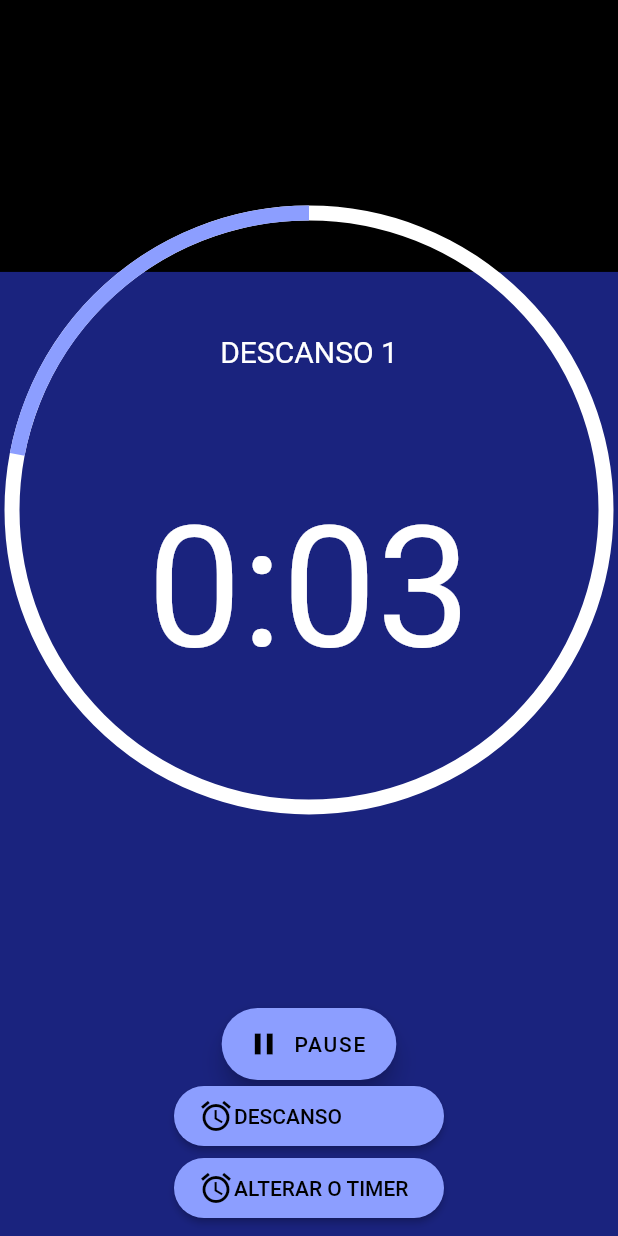
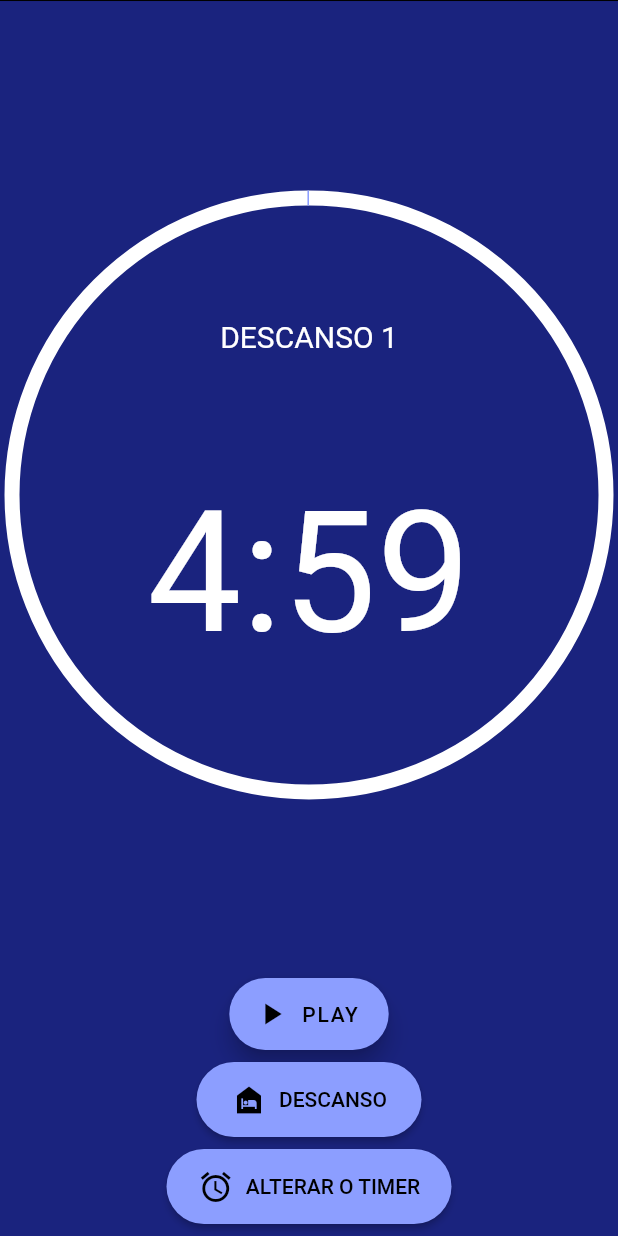
Before and after one commit to gabriela-prado/POMODORO, a Flutter app: the screen it shows after launch, after a tap on "PLAY", after a tap on "DESCANSO", on a phone screen of 412 x 824 dp. Run offline on Flutter 3.47's test engine with Material 2 defaults, Android fonts, the phone set to English and light mode, and no system bars; missing offline and left inert: flutter_beep.

Commit message:
Arrumando a contagem dos pomodoros e descansos e o dialog sobre o descanso de 10min

```diff
--- a/lib/components/button.dart
+++ b/lib/components/button.dart
@@ -3,28 +3,44 @@ import 'package:flutter/material.dart';
 class Button extends StatelessWidget {
   final Function onPress;
   final String text;
+  final double width;
+  final double height;
+  final IconData icon;
 
-  const Button({Key key, @required this.onPress, @required this.text}) : super(key: key);
+  const Button(
+      {Key key,
+      @required this.onPress,
+      @required this.text,
+      this.width,
+      this.height, this.icon})
+      : super(key: key);
 
   @override
   Widget build(BuildContext context) {
-    return ElevatedButton(
+    return Padding(
+      padding: const EdgeInsets.only(top: 8.0),
+      child: ElevatedButton(
         onPressed: () {
           onPress();
         },
         child: Row(
+          mainAxisAlignment: MainAxisAlignment.center,
           children: <Widget>[
-          Icon(Icons.access_alarm_outlined, color: Colors.black),
+            Padding(
+              padding: const EdgeInsets.only(right: 8.0),
+              child: Icon(icon, color: Colors.black),
+            ),
             Text(text, style: TextStyle(color: Colors.black)),
           ],
         ),
         style: TextButton.styleFrom(
-        fixedSize: Size(180, 40),
+          fixedSize: Size(width, height),
           backgroundColor: Colors.indigoAccent[100],
           shape: RoundedRectangleBorder(
             borderRadius: BorderRadius.circular(50),
           ),
         ),
+      ),
     );
   }
 }
--- a/lib/screens/count_down_timer.dart
+++ b/lib/screens/count_down_timer.dart
@@ -12,11 +12,13 @@ class CountDownTimer extends StatefulWidget {
 class _CountDownTimerState extends State<CountDownTimer>
     with TickerProviderStateMixin {
   AnimationController controller;
-  int time = 1;
+  int time = 25;
   String text = "POMODORO";
   int countPomodoro = 1;
   int countDescanso = 1;
   int count = 1;
+  int seguidos = 0;
+  bool dialog = false;
 
   String get timerString {
     Duration duration = controller.duration * controller.value;
@@ -28,32 +30,33 @@ class _CountDownTimerState extends State<CountDownTimer>
     super.initState();
 
     controller = AnimationController(
-      duration: Duration(seconds: time),
+      duration: Duration(minutes: time),
       vsync: this,
     );
 
     controller.addStatusListener((status) {
       if (status == AnimationStatus.completed) {
-        setState(() {
-          if (text != "DESCANSO") {
-            controller.duration = Duration(seconds: time);
-          } else {
-            count = countDescanso;
-          }
-        });
+        dialog = false;
         FlutterBeep.playSysSound(49);
       } else if (status == AnimationStatus.dismissed) {
         setState(() {
-          if (countPomodoro == 4) {
+          if (text == "POMODORO") {
+            // incrementando pomodoros e mudando texto
+            countPomodoro++;
+            seguidos++;
+            count = countPomodoro;
+            if (seguidos % 4 == 0) {
               verificarQtdePom();
-            countPomodoro++;
-          } else if (text == "POMODORO") {
-            countPomodoro++;
+            }
+          } else if (text == "DESCANSO") {
+            // incrementando descanso e mudando texto
+            text = "POMODORO";
             count = countPomodoro;
-          } else if (text == "DESCANSO") {
-            text = "POMODORO";
+            controller.duration = Duration(minutes: time);
             countDescanso++;
           }
+
+          // o erro tá aqui
         });
         FlutterBeep.playSysSound(49);
       }
@@ -61,28 +64,34 @@ class _CountDownTimerState extends State<CountDownTimer>
   }
 
   void descanso() {
+    int descanso = 5;
+
+    if (dialog && seguidos % 4 == 0) {
+      descanso = 10;
+    }
+
     setState(() {
       text = "DESCANSO";
-      controller.duration = Duration(seconds: 5);
+      count = countDescanso;
+      controller.duration = Duration(minutes: descanso);
     });
   }
 
   void verificarQtdePom() {
-    if (countPomodoro == 4) {
+    dialog = true;
     _showMyDialog().then(
       (value) => {
         if (value == true)
           {
             setState(() {
               text = "DESCANSO";
-                controller.duration = Duration(seconds: 20);
+              count = countDescanso;
+              controller.duration = Duration(minutes: 10);
             }),
           }
       },
     );
   }
-  }
-  // FlutterBeep.playSysSound(49);
 
   Future<bool> _showMyDialog() async {
     return showDialog<bool>(
@@ -207,6 +216,9 @@ class _CountDownTimerState extends State<CountDownTimer>
                     ),
                     Button(
                       text: "Descanso".toUpperCase(),
+                      icon: Icons.night_shelter,
+                      width: 150,
+                      height: 50,
                       onPress: () {
                         descanso();
                         if (controller.isAnimating)
@@ -221,6 +233,9 @@ class _CountDownTimerState extends State<CountDownTimer>
                       },
                     ),
                     Button(
+                      icon: Icons.access_alarm_outlined,
+                      width: 190,
+                      height: 50,
                       text: "ALTERAR O TIMER",
                       onPress: () {
                         alterarTimer(context);
@@ -244,7 +259,7 @@ class _CountDownTimerState extends State<CountDownTimer>
       (value) => setState(() {
         debugPrint(value.toString());
         time = value;
-        controller.duration = Duration(seconds: time);
+        controller.duration = Duration(minutes: time);
       }),
     );
   }
```
Lines whose indentation alone changed are shown as unchanged.
